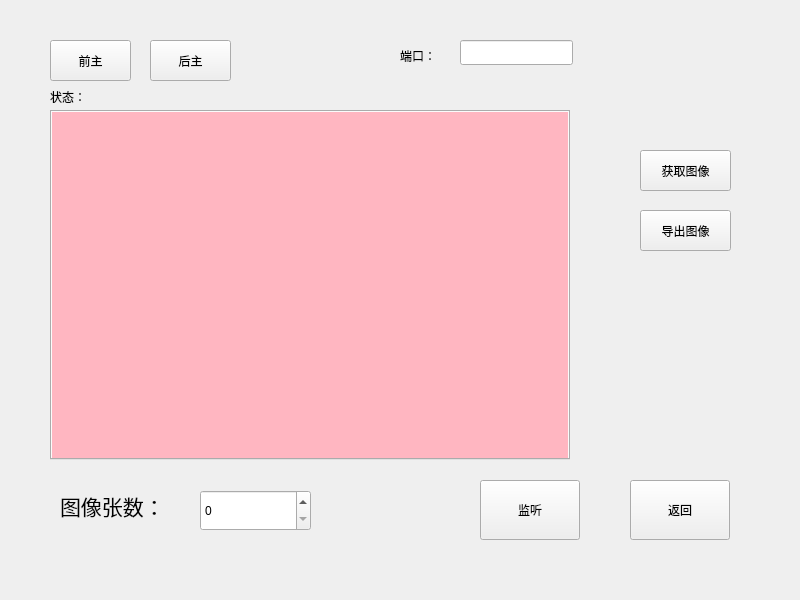
ChihiroFairy/MyCode, file ColorSelect/page06_3.ui: the form before one commit.
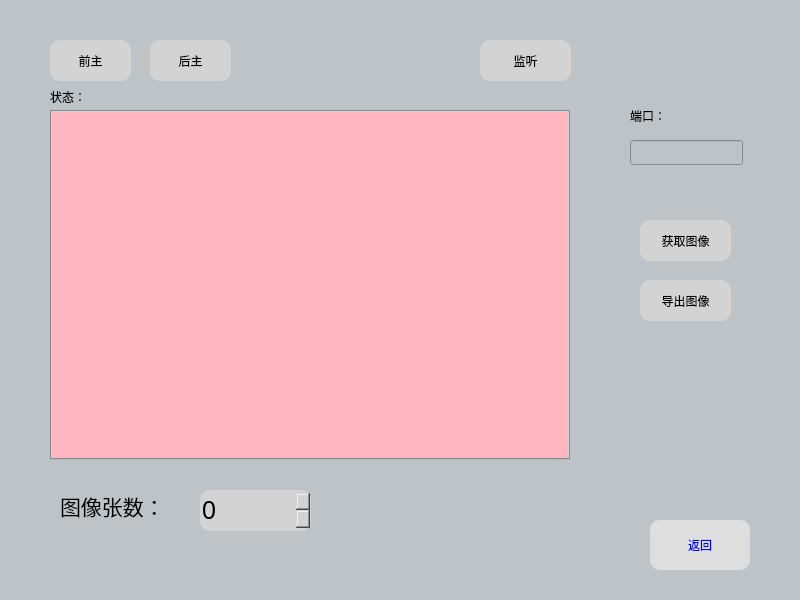
The form after the commit. Icons and pictures are not drawn.

```diff
--- a/ColorSelect/page06_3.ui
+++ b/ColorSelect/page06_3.ui
@@ -10,9 +10,19 @@
     <height>600</height>
    </rect>
   </property>
+  <property name="minimumSize">
+   <size>
+    <width>800</width>
+    <height>600</height>
+   </size>
+  </property>
   <property name="windowTitle">
    <string>Form</string>
   </property>
+  <property name="styleSheet">
+   <string notr="true">QMainWindow,QWidget{background-color:#bdc3c7;}
+</string>
+  </property>
   <widget class="QTabWidget" name="imageWidget">
    <property name="geometry">
     <rect>
@@ -101,6 +111,15 @@
      <height>41</height>
     </rect>
    </property>
+   <property name="styleSheet">
+    <string notr="true">QPushButton{
+border-radius:10px;
+background:lightgray;
+}
+QPushButton::hover{
+background:#AAB1B6;
+}</string>
+   </property>
    <property name="text">
     <string>前主</string>
    </property>
@@ -114,6 +133,15 @@
      <height>41</height>
     </rect>
    </property>
+   <property name="styleSheet">
+    <string notr="true">QPushButton{
+border-radius:10px;
+background:lightgray;
+}
+QPushButton::hover{
+background:#AAB1B6;
+}</string>
+   </property>
    <property name="text">
     <string>后主</string>
    </property>
@@ -122,11 +150,20 @@
    <property name="geometry">
     <rect>
      <x>640</x>
-     <y>150</y>
+     <y>220</y>
      <width>91</width>
      <height>41</height>
     </rect>
    </property>
+   <property name="styleSheet">
+    <string notr="true">QPushButton{
+border-radius:10px;
+background:lightgray;
+}
+QPushButton::hover{
+background:#AAB1B6;
+}</string>
+   </property>
    <property name="text">
     <string>获取图像</string>
    </property>
@@ -135,11 +172,20 @@
    <property name="geometry">
     <rect>
      <x>480</x>
-     <y>480</y>
-     <width>100</width>
-     <height>60</height>
+     <y>40</y>
+     <width>91</width>
+     <height>41</height>
     </rect>
    </property>
+   <property name="styleSheet">
+    <string notr="true">QPushButton{
+border-radius:10px;
+background:lightgray;
+}
+QPushButton::hover{
+background:#AAB1B6;
+}</string>
+   </property>
    <property name="text">
     <string>监听</string>
    </property>
@@ -147,12 +193,19 @@
   <widget class="QPushButton" name="exitButton">
    <property name="geometry">
     <rect>
-     <x>630</x>
-     <y>480</y>
+     <x>650</x>
+     <y>520</y>
      <width>100</width>
-     <height>60</height>
+     <height>50</height>
     </rect>
    </property>
+   <property name="styleSheet">
+    <string notr="true">QPushButton{
+border-radius:10px;
+background:#dedede;
+color:blue;
+}</string>
+   </property>
    <property name="text">
     <string>返回</string>
    </property>
@@ -181,7 +234,14 @@
     width: 30px;
     height: 30px; 
 }
-</string>
+
+QSpinBox{
+border-width:5px;
+border-radius:10px;
+font-size:25px;
+border-radius:10px;
+background:lightgray;
+}</string>
    </property>
   </widget>
   <widget class="QLabel" name="label">
@@ -201,11 +261,20 @@
    <property name="geometry">
     <rect>
      <x>640</x>
-     <y>210</y>
+     <y>280</y>
      <width>91</width>
      <height>41</height>
     </rect>
    </property>
+   <property name="styleSheet">
+    <string notr="true">QPushButton{
+border-radius:10px;
+background:lightgray;
+}
+QPushButton::hover{
+background:#AAB1B6;
+}</string>
+   </property>
    <property name="text">
     <string>导出图像</string>
    </property>
@@ -213,8 +282,8 @@
   <widget class="QLabel" name="label_2">
    <property name="geometry">
     <rect>
-     <x>400</x>
-     <y>40</y>
+     <x>630</x>
+     <y>100</y>
      <width>51</width>
      <height>31</height>
     </rect>
@@ -226,8 +295,8 @@
   <widget class="QLineEdit" name="portLineEdit">
    <property name="geometry">
     <rect>
-     <x>460</x>
-     <y>40</y>
+     <x>630</x>
+     <y>140</y>
      <width>113</width>
      <height>25</height>
     </rect>
```
